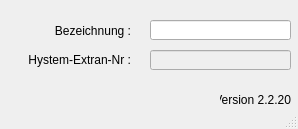
This is qkan/database/templates/pumpentypen.ui in hoettges/QKan as Qt 5 draws it before an edit. The edited form follows.
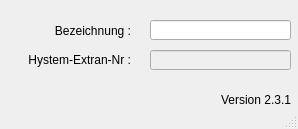
This is the edited form.

The edit to the form file:
```diff
--- a/qkan/database/templates/pumpentypen.ui
+++ b/qkan/database/templates/pumpentypen.ui
@@ -100,7 +100,7 @@
      <string>Version QKan Import</string>
     </property>
     <property name="text">
-     <string>Version 2.2.20</string>
+     <string>Version 2.3.1</string>
     </property>
     <property name="alignment">
      <set>Qt::AlignRight|Qt::AlignTrailing|Qt::AlignVCenter</set>
```
